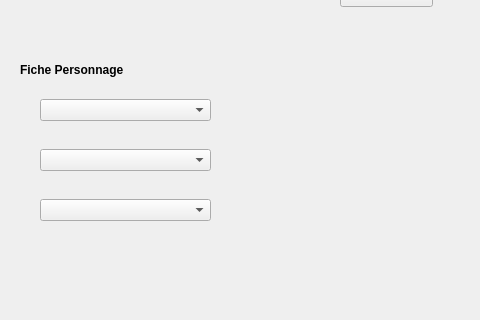
The window that GUI/GUI.ui (2164459-Marquis-Thomas/Livre_hero_LES_POKECONS) describes before a commit, drawn with Qt 5; both pictures show x 0 to 480 and y 141 to 461 of the 1061 by 884 pixel window.
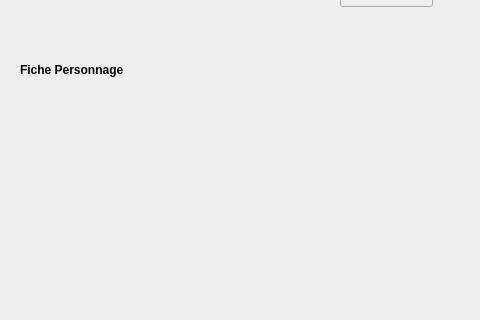
The same window after the commit.

Commit message: gab y pu

The edit to the form file:
```diff
--- a/GUI/GUI.ui
+++ b/GUI/GUI.ui
@@ -311,36 +311,6 @@
      <string>Fiche Personnage</string>
     </property>
    </widget>
-   <widget class="QComboBox" name="comboBox">
-    <property name="geometry">
-     <rect>
-      <x>40</x>
-      <y>240</y>
-      <width>171</width>
-      <height>22</height>
-     </rect>
-    </property>
-   </widget>
-   <widget class="QComboBox" name="comboBox_3">
-    <property name="geometry">
-     <rect>
-      <x>40</x>
-      <y>290</y>
-      <width>171</width>
-      <height>22</height>
-     </rect>
-    </property>
-   </widget>
-   <widget class="QComboBox" name="comboBox_4">
-    <property name="geometry">
-     <rect>
-      <x>40</x>
-      <y>340</y>
-      <width>171</width>
-      <height>22</height>
-     </rect>
-    </property>
-   </widget>
   </widget>
   <widget class="QMenuBar" name="menubar">
    <property name="geometry">
```
The commit also changes 2 other files.
